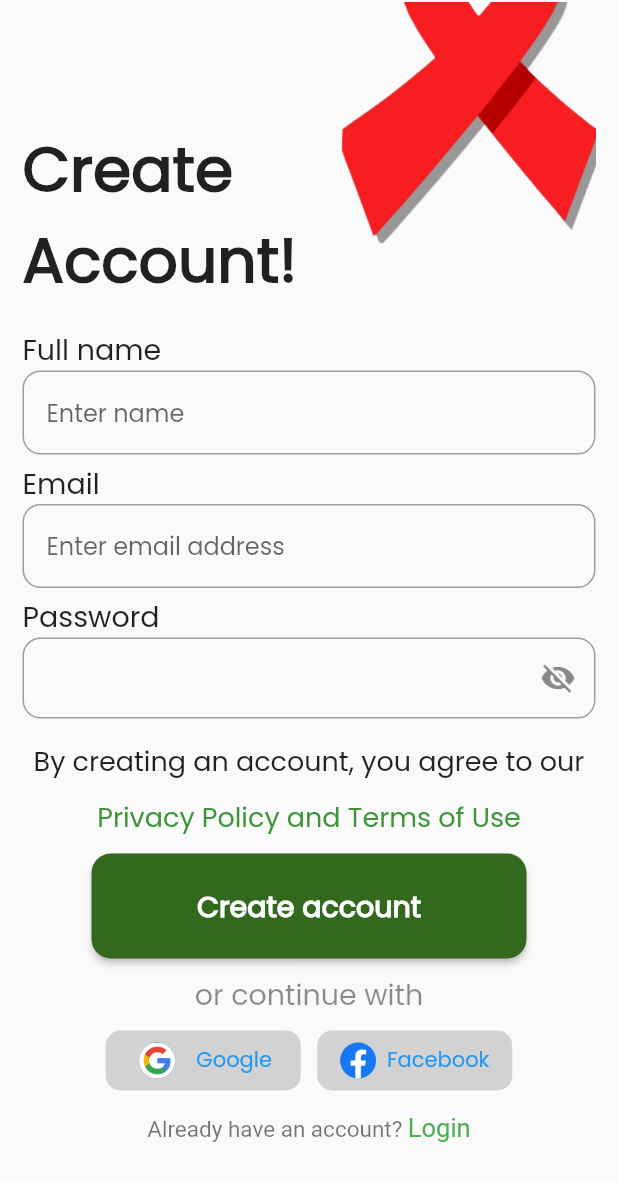
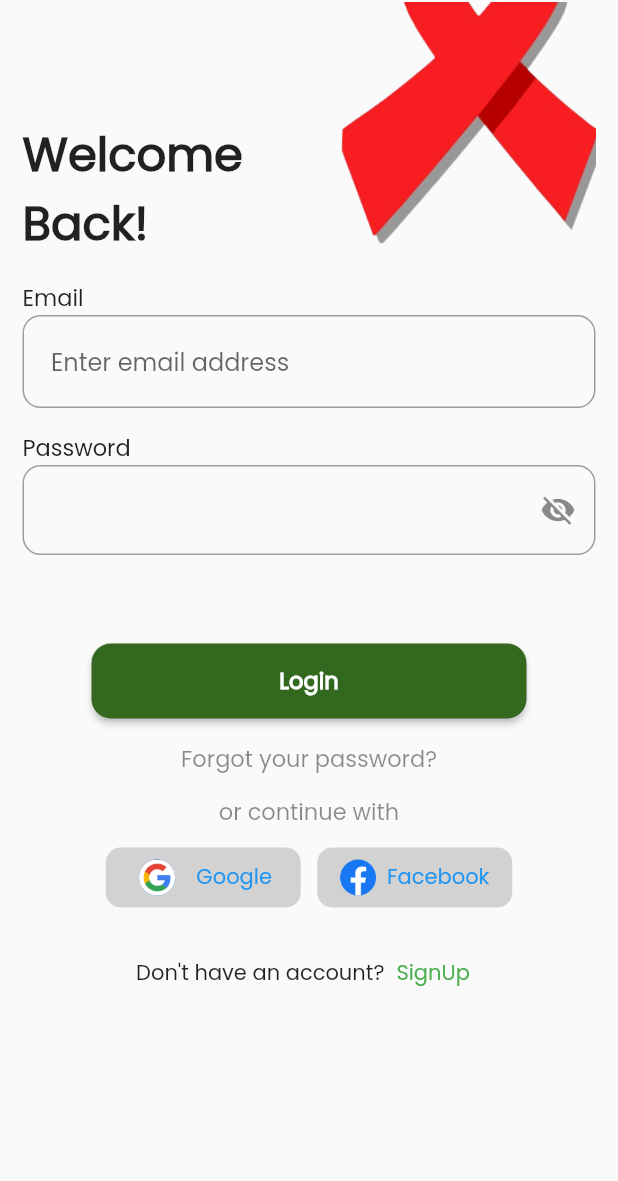
Before and after one commit to BHASO-Zimbabwe/bhaso-app, a Flutter app: the screen it shows after launch, on a phone screen of 412 x 824 dp. Shown: the top 1181 px of the screen. Run offline on Flutter 3.47's test engine with Material 2 defaults, Android fonts, the phone set to English and light mode, and no system bars; our stand-ins replace dropdown_button2, firebase_auth, firebase_core, flutter_svg, flutter_switch, intl_phone_number_input; accounts and stored records are empty.

Commit message:
refactored sigin and login

```diff
--- a/lib/AuthServices/firebaseAuthMethods.dart
+++ b/lib/AuthServices/firebaseAuthMethods.dart
@@ -1,3 +1,5 @@
+import 'package:bhaso/features/menu/menu.dart';
+import 'package:bhaso/screens/loginScreen.dart';
 import 'package:flutter/material.dart';
 import 'package:firebase_auth/firebase_auth.dart';
 
@@ -57,7 +59,7 @@ Future<void>signUpWithEmail({
         email: email,
         password: password);
     _user = userCred.user;
-    Navigator.of(context).push(MaterialPageRoute(builder: (context)=> HomePage()));
+    Navigator.of(context).push(MaterialPageRoute(builder: (context)=> Menu_Page()));
 
 
   }
@@ -83,6 +85,7 @@ Future<void> sendEmailVerification(BuildContext context) async {
 Future<void> signOut(BuildContext context)async {
   try{
    await _auth.signOut();
+   Navigator.push(context, MaterialPageRoute(builder: (context)=>LoginPage()));
   }on FirebaseAuthException catch(e){
     showSnackBar(context, e.message!);
   }
--- a/lib/main.dart
+++ b/lib/main.dart
@@ -67,7 +67,7 @@ class MyApp extends StatelessWidget {
         primaryColor: Colors.green
         ),
 
-        home: const SignUpPage(),
+        home: const AuthWrapper(),
       //   routes: {
       // SignUpPage.routeName: (context) => const SignUpPage(),
       //     LoginPage.routeName: (context) => const LoginPage(),
@@ -87,7 +87,7 @@ class AuthWrapper extends StatelessWidget {
     final firebaseUser = context.watch<User?>();
 
     if(firebaseUser != null ){
-      return HomePage();
+      return Menu_Page();
     }
     return LoginPage();
 
--- a/lib/screens/loginScreen.dart
+++ b/lib/screens/loginScreen.dart
@@ -1,4 +1,5 @@
 import 'package:bhaso/AuthServices/firebaseAuthMethods.dart';
+import 'package:bhaso/screens/signUpPage.dart';
 import 'package:firebase_auth/firebase_auth.dart';
 import 'package:flutter/material.dart';
 import 'package:provider/provider.dart';
@@ -54,13 +55,13 @@ class _LoginPageState extends State<LoginPage> {
 
                       Text("Welcome",style: TextStyle(
                           fontWeight: FontWeight.w600,
-                          fontSize: 41
+                          fontSize: 31
                       ),
                         textAlign: TextAlign.left,),
 
                       Text("Back!",style: TextStyle(
                           fontWeight: FontWeight.w600,
-                          fontSize: 41
+                          fontSize: 31
                       ),
                         textAlign: TextAlign.left,),
 
@@ -111,7 +112,7 @@ class _LoginPageState extends State<LoginPage> {
                     const Align(
                       alignment: Alignment.topLeft,
                       child: Text("Email",
-                        style: TextStyle( fontWeight: FontWeight.w400,fontSize: 19),),
+                        style: TextStyle( fontWeight: FontWeight.w400,fontSize: 15),),
                     ),
 
 
@@ -127,17 +128,17 @@ class _LoginPageState extends State<LoginPage> {
                           decoration: InputDecoration(
                             border: InputBorder.none,
                             hintText: "Enter email address",
-                            contentPadding: EdgeInsets.all(21),
+                            contentPadding: EdgeInsets.all(18),
 
                           )
 
                       ),
                     ),
-                    const SizedBox(height: 5),
+                    const SizedBox(height: 15),
                     const Align(
                       alignment: Alignment.topLeft,
                       child: Text("Password",
-                        style: TextStyle( fontWeight: FontWeight.w400,fontSize: 19),),
+                        style: TextStyle( fontWeight: FontWeight.w400,fontSize: 15),),
                     ),
 
                     Container(
@@ -166,19 +167,19 @@ class _LoginPageState extends State<LoginPage> {
                             ),
 
                             border: InputBorder.none,
-                            contentPadding: EdgeInsets.all(21),
+                            contentPadding: EdgeInsets.all(18),
 
                           )
 
                       ),
-                    ), SizedBox(height: 29,),
+                    ), SizedBox(height: 59,),
 
 
 
                     ElevatedButton(
                       style: ElevatedButton.styleFrom(
                         backgroundColor: const Color(0xFF33691E),
-                        minimumSize: const Size(290, 70),
+                        minimumSize: const Size(290, 50),
                         shape: RoundedRectangleBorder(
                           borderRadius: BorderRadius.circular(13),
                         ),
@@ -188,7 +189,7 @@ class _LoginPageState extends State<LoginPage> {
                       child: const Text(
                         "Login", style: TextStyle(
                           color: Colors.white,
-                          fontWeight: FontWeight.bold, fontSize: 19),
+                          fontWeight: FontWeight.bold, fontSize: 15),
                       ),
                     ),
                     SizedBox(height: 15,),
@@ -199,7 +200,7 @@ class _LoginPageState extends State<LoginPage> {
 
                               "Forgot your password?",
                                 style: TextStyle(
-                                  fontSize: 19,
+                                  fontSize: 15,
                                   color: Colors.black45
 
                                 ),),
@@ -211,7 +212,7 @@ class _LoginPageState extends State<LoginPage> {
                               onPressed: (){},
                               child: const Text("or continue with",
                                 style: TextStyle(
-                                    fontSize: 19,
+                                    fontSize: 15,
                                     color: Colors.black45
 
                                 ),)),
@@ -279,17 +280,26 @@ class _LoginPageState extends State<LoginPage> {
                     // const SizedBox(width: 20),
 
                   // Text("",style: TextStyle(fontSize: 18,color: Colors.black54),),
-                    RichText(text: const TextSpan(
-                      text: "Don't have an account? ",style: TextStyle(fontSize: 15,color:Colors.black54),
+                  //   RichText(text: const TextSpan(
+                  //     text: "Don't have an account? ",style: TextStyle(fontSize: 15,color:Colors.black54),
+                  //     children: [
+                  //       TextSpan(text: "SignUp",style: TextStyle(fontSize: 17,color: Colors.green),
+                  //       )
+                  //     ],
+                  //
+                  //   )
+                  //
+                  //   )
+                    Row(
+                      mainAxisAlignment: MainAxisAlignment.center,
                       children: [
-                        TextSpan(text: "SignUp",style: TextStyle(fontSize: 17,color: Colors.green),
-                        )
+                        Text('Don\'t have an account?'),
+                        TextButton(onPressed: (){
+                          Navigator.push(context, MaterialPageRoute(builder: (context)=>SignUpPage()));
+                        }, child: Text('SignUp',style: TextStyle(color: Colors.green) ,))
                       ],
 
                     )
-
-                    )
-
 
                   ]
 
--- a/lib/screens/signUpPage.dart
+++ b/lib/screens/signUpPage.dart
@@ -1,3 +1,4 @@
+import 'package:bhaso/screens/loginScreen.dart';
 import 'package:flutter/material.dart';
 import 'package:firebase_auth/firebase_auth.dart';
 import 'package:provider/provider.dart';
@@ -57,17 +58,17 @@ class _SignUpPageState extends State<SignUpPage> {
                   crossAxisAlignment: CrossAxisAlignment.start,
                   children: const [
 
-                    SizedBox(height:82 ),
+                    SizedBox(height:72 ),
 
                     Text("Create",style: TextStyle(
                         fontWeight: FontWeight.w600,
-                        fontSize: 41
+                        fontSize: 31
                     ),
                       textAlign: TextAlign.left,),
 
                     Text("Account!",style: TextStyle(
                         fontWeight: FontWeight.w600,
-                        fontSize: 41
+                        fontSize: 31
                     ),
                       textAlign: TextAlign.left,),
 
@@ -85,7 +86,7 @@ class _SignUpPageState extends State<SignUpPage> {
                     children: [
 
                       Container(
-                        height: 180,
+                        height: 160,
 
                         width: 210 ,
 
@@ -117,7 +118,7 @@ class _SignUpPageState extends State<SignUpPage> {
                  const Align(
                    alignment: Alignment.topLeft,
                    child: Text("Full name",
-                     style: TextStyle( fontWeight: FontWeight.w400,fontSize: 19),),
+                     style: TextStyle( fontWeight: FontWeight.w400,fontSize: 15),),
                  ),
 
 
@@ -144,7 +145,7 @@ class _SignUpPageState extends State<SignUpPage> {
                  const Align(
                    alignment: Alignment.topLeft,
                    child: Text("Email",
-                     style: TextStyle( fontWeight: FontWeight.w400,fontSize: 19),),
+                     style: TextStyle( fontWeight: FontWeight.w400,fontSize: 15),),
                  ),
 
 
@@ -171,7 +172,7 @@ class _SignUpPageState extends State<SignUpPage> {
                  const Align(
                    alignment: Alignment.topLeft,
                    child: Text("Password",
-                     style: TextStyle( fontWeight: FontWeight.w400,fontSize: 19),),
+                     style: TextStyle( fontWeight: FontWeight.w400,fontSize: 15),),
                  ),
 
                  Container(
@@ -209,13 +210,13 @@ class _SignUpPageState extends State<SignUpPage> {
                  ),
                  const SizedBox(height: 15,),
 
-                const Text("By creating an account, you agree to our",style: TextStyle(fontSize: 18),),
-                 TextButton(onPressed: (){}, child: const Text("Privacy Policy and Terms of Use",style: TextStyle(fontSize: 18, color: BhasoColors.primary))),
-
+                const Text("By creating an account, you agree to our",style: TextStyle(fontSize: 15),),
+                 TextButton(onPressed: (){}, child: const Text("Privacy Policy and Terms of Use",style: TextStyle(fontSize: 15, color: BhasoColors.primary))),
+SizedBox(height: 20,),
                  ElevatedButton(
                    style: ElevatedButton.styleFrom(
                      backgroundColor: const Color(0xFF33691E),
-                     minimumSize: const Size(290, 70),
+                     minimumSize: const Size(290, 50),
                      shape: RoundedRectangleBorder(
                        borderRadius: BorderRadius.circular(13),
                      ),
@@ -225,7 +226,7 @@ class _SignUpPageState extends State<SignUpPage> {
                    child: const Text(
                      "Create account", style: TextStyle(
                        color: Colors.white,
-                       fontWeight: FontWeight.bold, fontSize: 19),
+                       fontWeight: FontWeight.bold, fontSize: 15),
                    ),
                  ),
 
@@ -234,7 +235,7 @@ class _SignUpPageState extends State<SignUpPage> {
                      onPressed: (){},
                      child: const Text("or continue with",
                        style: TextStyle(
-                           fontSize: 19,
+                           fontSize: 15,
                            color: Colors.black45
 
                        ),)),
@@ -302,17 +303,25 @@ class _SignUpPageState extends State<SignUpPage> {
 
 
 
-                 const Padding(padding: EdgeInsets.only(bottom: 15)),
+                 // const Padding(padding: EdgeInsets.only(bottom: 15)),
 
-                 RichText(text: const TextSpan(
-                   text: "Already have an account? ",style: TextStyle(fontSize: 15,color:Colors.black54),
+                 // RichText(text: const TextSpan(
+                 //   text: "Already have an account? ",style: TextStyle(fontSize: 15,color:Colors.black54),
+                 //   children: [
+                 //     TextSpan(text: "Login",style: TextStyle(fontSize: 17,color: Colors.green),
+                 //     )
+                 //
+                 //   ],
+                 //
+                 // )
+                 Row(
+                   mainAxisAlignment: MainAxisAlignment.center,
                    children: [
-                     TextSpan(text: "Login",style: TextStyle(fontSize: 17,color: Colors.green),
-                     )
-
+                     Text('Already have an account?'),
+                     TextButton(onPressed: (){
+                        Navigator.push(context, MaterialPageRoute(builder: (context)=>LoginPage()));
+                     }, child: Text('Login',style: TextStyle(color: Colors.green) ,))
                    ],
-
-                 )
 
                  )
 
--- a/pubspec.yaml
+++ b/pubspec.yaml
@@ -43,7 +43,7 @@ dependencies:
 
   intl_phone_number_input: ^0.7.3+1
   firebase_auth: ^4.6.0
-  firebase_core: ^2.12.0
+  firebase_core: ^2.13.1
 #  google_sign_in: ^6.1.2
   provider: ^6.0.5
 
```
Also changed, not shown: lib/features/menu/menu.dart (+9 -3 lines), pubspec.lock, 2 other files.
